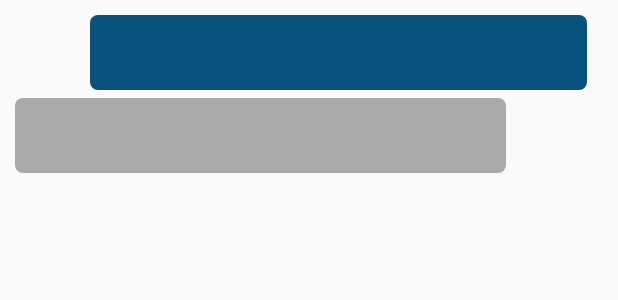
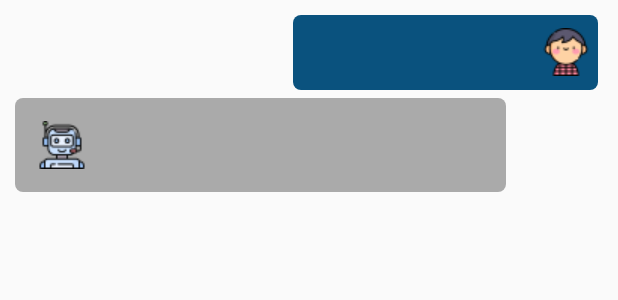
Before and after one commit to ztnuyu/GroceryUsFYP, an Android app: the layout adapter_message_one.xml on its own in the app's theme, with its tools: preview values and no code run, on a phone screen of 412 x 824 dp. Shown: the top 300 px of the screen. Run offline under Robolectric (Android 15) with nearby library versions, the phone set to English and light mode, and no system bars.

Commit message:
update ChatBot

```diff
--- a/app/src/main/res/layout/activity_tracking.xml
+++ b/app/src/main/res/layout/activity_tracking.xml
@@ -183,7 +183,7 @@
         android:layout_marginStart="20dp"
         android:layout_marginTop="40dp"
         android:contentDescription=""
-        android:src="@drawable/cart"
+        android:src="@drawable/cartbaru"
         app:layout_constraintStart_toEndOf="@+id/viewOrderProcessed"
         app:layout_constraintTop_toBottomOf="@+id/imageOrderPlaced" />
 
--- a/app/src/main/res/layout/activity_tracking_user.xml
+++ b/app/src/main/res/layout/activity_tracking_user.xml
@@ -184,7 +184,7 @@
             android:layout_marginStart="20dp"
             android:layout_marginTop="40dp"
             android:contentDescription=""
-            android:src="@drawable/cart"
+            android:src="@drawable/cartbaru"
             app:layout_constraintStart_toEndOf="@+id/viewOrderProcessed"
             app:layout_constraintTop_toBottomOf="@+id/imageOrderPlaced" />
 
--- a/app/src/main/res/layout/adapter_message_one.xml
+++ b/app/src/main/res/layout/adapter_message_one.xml
@@ -8,12 +8,13 @@
 
     <TextView
         android:id="@+id/message_send"
-            android:layout_width="331dp"
+        android:layout_width="203dp"
         android:layout_height="wrap_content"
-            android:layout_marginStart="50dp"
+        android:layout_marginStart="185dp"
         android:layout_marginLeft="20dp"
         android:layout_marginBottom="5dp"
         android:background="@drawable/bg_chat_send"
+        android:drawableRight="@drawable/boy"
         android:minHeight="50dp"
         android:padding="5dp"
         android:textColor="@android:color/white"
@@ -29,9 +30,11 @@
         android:layout_marginRight="30dp"
         android:layout_marginBottom="5dp"
         android:background="@drawable/bg_chat_receive"
-        android:drawablePadding="1dp"
+        android:drawableStart="@drawable/chatbot"
+        android:drawablePadding="30dp"
+        android:duplicateParentState="false"
         android:minHeight="50dp"
-        android:padding="5dp"
+        android:padding="15dp"
         android:textColor="@android:color/black"
         android:textSize="18sp">
 
```
Also changed, not shown: app/src/main/res/drawable-v24/boy.png (added), app/src/main/res/drawable-v24/cartbaru.png (added), app/src/main/res/drawable-v24/chatbot.png (added), app/src/main/res/drawable-v24/meeting.png (added), app/src/main/res/drawable-v24/supermarket.png (added). Lines whose indentation alone changed are shown as unchanged.
